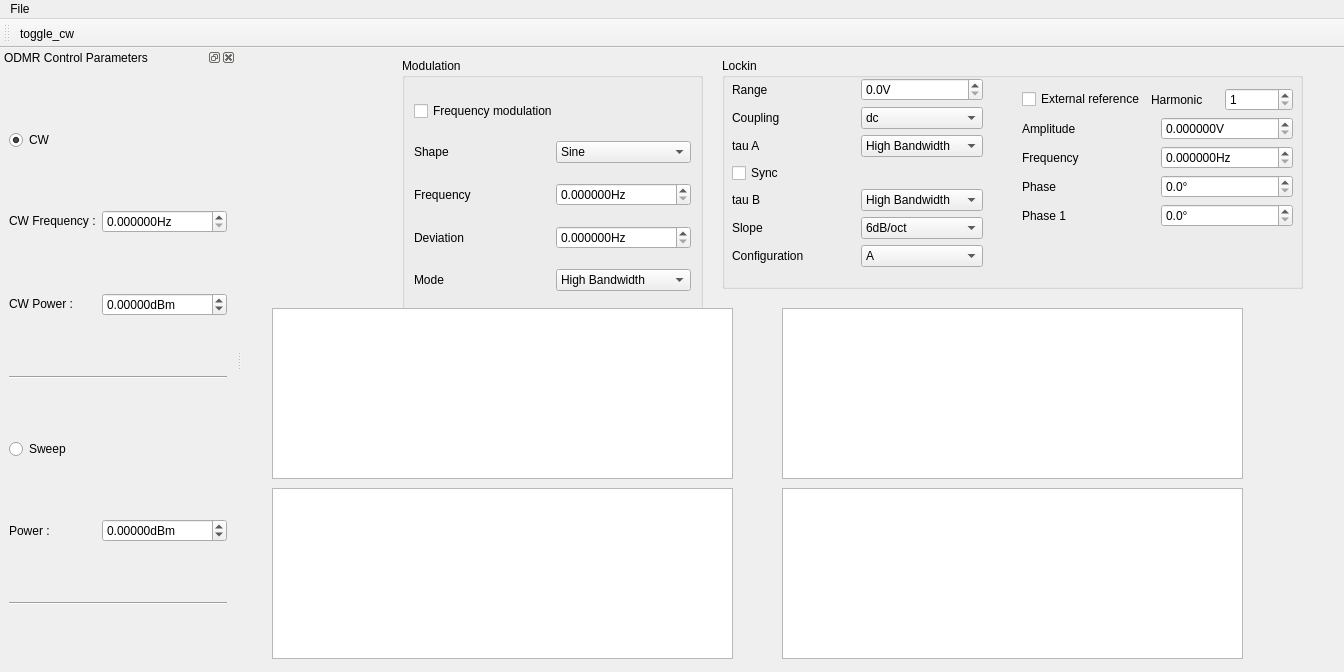
gianlucamarcozzi/EPRoC_Qudi, file gui/EPRoC/test_ui_2.ui: the form before one commit.
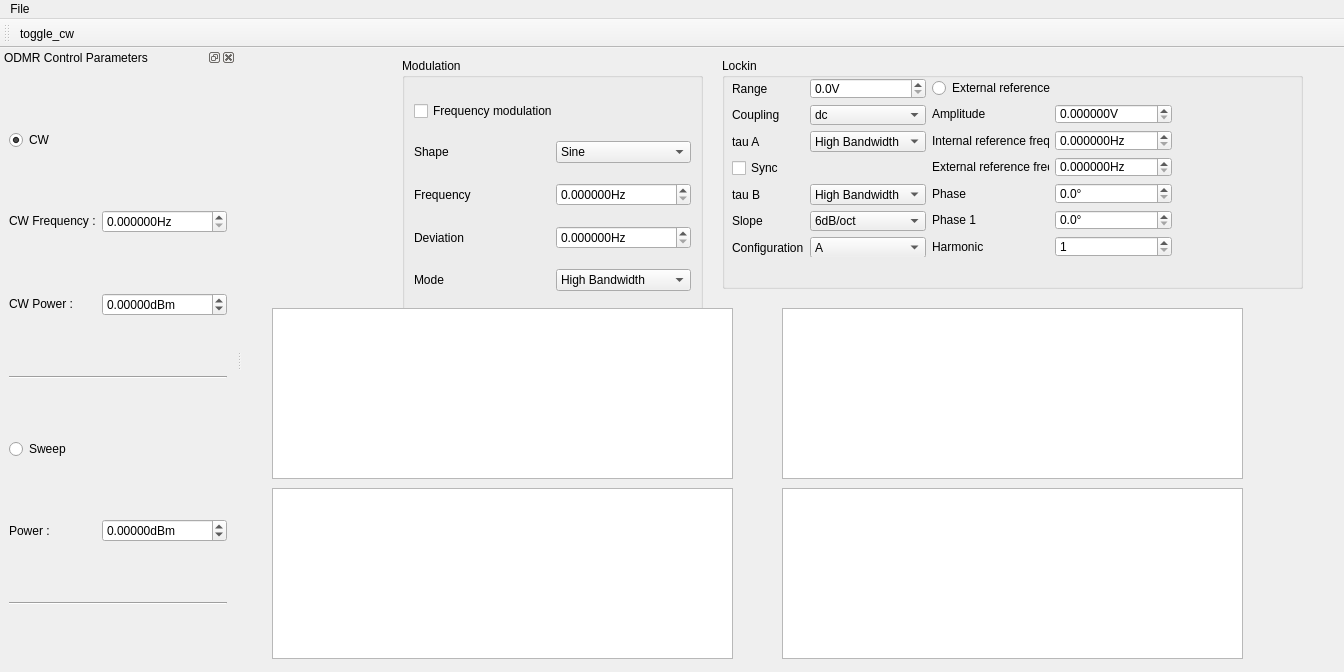
The form after the commit. Icons and pictures are not drawn. Custom widgets are drawn as their Qt base class.

What changed in the file:
```diff
--- a/gui/EPRoC/test_ui_2.ui
+++ b/gui/EPRoC/test_ui_2.ui
@@ -163,15 +163,17 @@
     <property name="title">
      <string>Lockin</string>
     </property>
-    <widget class="QWidget" name="layoutWidget">
+    <widget class="QWidget" name="">
      <property name="geometry">
       <rect>
        <x>10</x>
        <y>20</y>
-       <width>251</width>
-       <height>191</height>
+       <width>440</width>
+       <height>179</height>
       </rect>
      </property>
+     <layout class="QHBoxLayout" name="horizontalLayout_2">
+      <item>
      <layout class="QGridLayout" name="gridLayout_4">
       <item row="5" column="1">
        <widget class="QComboBox" name="lockin_slope_comboBox">
@@ -325,16 +327,8 @@
        </widget>
       </item>
      </layout>
-    </widget>
-    <widget class="QWidget" name="layoutWidget">
-     <property name="geometry">
-      <rect>
-       <x>300</x>
-       <y>30</y>
-       <width>271</width>
-       <height>141</height>
-      </rect>
-     </property>
+      </item>
+      <item>
      <layout class="QGridLayout" name="gridLayout_3">
       <item row="1" column="0">
        <widget class="QLabel" name="label_17">
@@ -365,65 +359,14 @@
         </property>
        </widget>
       </item>
-      <item row="2" column="1">
-       <widget class="ScienDSpinBox" name="int_ref_frequency_DoubleSpinBox">
-        <property name="sizePolicy">
-         <sizepolicy hsizetype="Minimum" vsizetype="Fixed">
-          <horstretch>0</horstretch>
-          <verstretch>0</verstretch>
-         </sizepolicy>
-        </property>
-        <property name="suffix">
-         <string>Hz</string>
-        </property>
-        <property name="decimals">
-         <number>6</number>
-        </property>
-        <property name="maximum">
-         <double>1000000000.000000000000000</double>
-        </property>
-        <property name="singleStep">
-         <double>0.010000000000000</double>
-        </property>
-       </widget>
-      </item>
-      <item row="3" column="0">
-       <widget class="QLabel" name="label_10">
-        <property name="text">
-         <string>Phase</string>
-        </property>
-       </widget>
-      </item>
-      <item row="3" column="1">
-       <widget class="ScienDSpinBox" name="lockin_phase_DoubleSpinBox">
-        <property name="sizePolicy">
-         <sizepolicy hsizetype="Minimum" vsizetype="Fixed">
-          <horstretch>0</horstretch>
-          <verstretch>0</verstretch>
-         </sizepolicy>
-        </property>
-        <property name="suffix">
-         <string>°</string>
-        </property>
-        <property name="decimals">
-         <number>1</number>
-        </property>
-        <property name="maximum">
-         <double>1000000000.000000000000000</double>
-        </property>
-        <property name="singleStep">
-         <double>0.010000000000000</double>
-        </property>
-       </widget>
-      </item>
-      <item row="4" column="0">
+        <item row="5" column="0">
        <widget class="QLabel" name="label_18">
         <property name="text">
          <string>Phase 1</string>
         </property>
        </widget>
       </item>
-      <item row="4" column="1">
+        <item row="5" column="1">
        <widget class="ScienDSpinBox" name="lockin_phase1_DoubleSpinBox">
         <property name="sizePolicy">
          <sizepolicy hsizetype="Minimum" vsizetype="Fixed">
@@ -445,30 +388,83 @@
         </property>
        </widget>
       </item>
-      <item row="2" column="0">
-       <widget class="QLabel" name="label_7">
+        <item row="4" column="0">
+         <widget class="QLabel" name="label_10">
         <property name="text">
-         <string>Frequency</string>
+           <string>Phase</string>
+          </property>
+         </widget>
+        </item>
+        <item row="4" column="1">
+         <widget class="ScienDSpinBox" name="lockin_phase_DoubleSpinBox">
+          <property name="sizePolicy">
+           <sizepolicy hsizetype="Minimum" vsizetype="Fixed">
+            <horstretch>0</horstretch>
+            <verstretch>0</verstretch>
+           </sizepolicy>
+          </property>
+          <property name="suffix">
+           <string>°</string>
+          </property>
+          <property name="decimals">
+           <number>1</number>
+          </property>
+          <property name="maximum">
+           <double>1000000000.000000000000000</double>
+          </property>
+          <property name="singleStep">
+           <double>0.010000000000000</double>
         </property>
        </widget>
       </item>
       <item row="0" column="0" colspan="2">
        <layout class="QHBoxLayout" name="horizontalLayout">
         <item>
-         <widget class="QCheckBox" name="external_reference_checkBox">
+           <widget class="QRadioButton" name="external_reference_radioButton">
           <property name="text">
            <string>External reference</string>
           </property>
          </widget>
         </item>
-        <item>
+         </layout>
+        </item>
+        <item row="2" column="0">
+         <widget class="QLabel" name="label_7">
+          <property name="text">
+           <string>Internal reference freq</string>
+          </property>
+         </widget>
+        </item>
+        <item row="2" column="1">
+         <widget class="ScienDSpinBox" name="int_ref_frequency_DoubleSpinBox">
+          <property name="sizePolicy">
+           <sizepolicy hsizetype="Minimum" vsizetype="Fixed">
+            <horstretch>0</horstretch>
+            <verstretch>0</verstretch>
+           </sizepolicy>
+          </property>
+          <property name="suffix">
+           <string>Hz</string>
+          </property>
+          <property name="decimals">
+           <number>6</number>
+          </property>
+          <property name="maximum">
+           <double>1000000000.000000000000000</double>
+          </property>
+          <property name="singleStep">
+           <double>0.010000000000000</double>
+          </property>
+         </widget>
+        </item>
+        <item row="6" column="0">
          <widget class="QLabel" name="label_16">
           <property name="text">
            <string>Harmonic</string>
           </property>
          </widget>
         </item>
-        <item>
+        <item row="6" column="1">
          <widget class="QSpinBox" name="harmonic_spinBox">
           <property name="minimum">
            <number>1</number>
@@ -478,6 +474,35 @@
           </property>
          </widget>
         </item>
+        <item row="3" column="0">
+         <widget class="QLabel" name="label_12">
+          <property name="text">
+           <string>External reference freq</string>
+          </property>
+         </widget>
+        </item>
+        <item row="3" column="1">
+         <widget class="ScienDSpinBox" name="ext_ref_frequency_DoubleSpinBox">
+          <property name="sizePolicy">
+           <sizepolicy hsizetype="Minimum" vsizetype="Fixed">
+            <horstretch>0</horstretch>
+            <verstretch>0</verstretch>
+           </sizepolicy>
+          </property>
+          <property name="suffix">
+           <string>Hz</string>
+          </property>
+          <property name="decimals">
+           <number>6</number>
+          </property>
+          <property name="maximum">
+           <double>1000000000.000000000000000</double>
+          </property>
+          <property name="singleStep">
+           <double>0.010000000000000</double>
+          </property>
+         </widget>
+        </item>
        </layout>
       </item>
      </layout>
```
Lines whose indentation alone changed are shown as unchanged.
